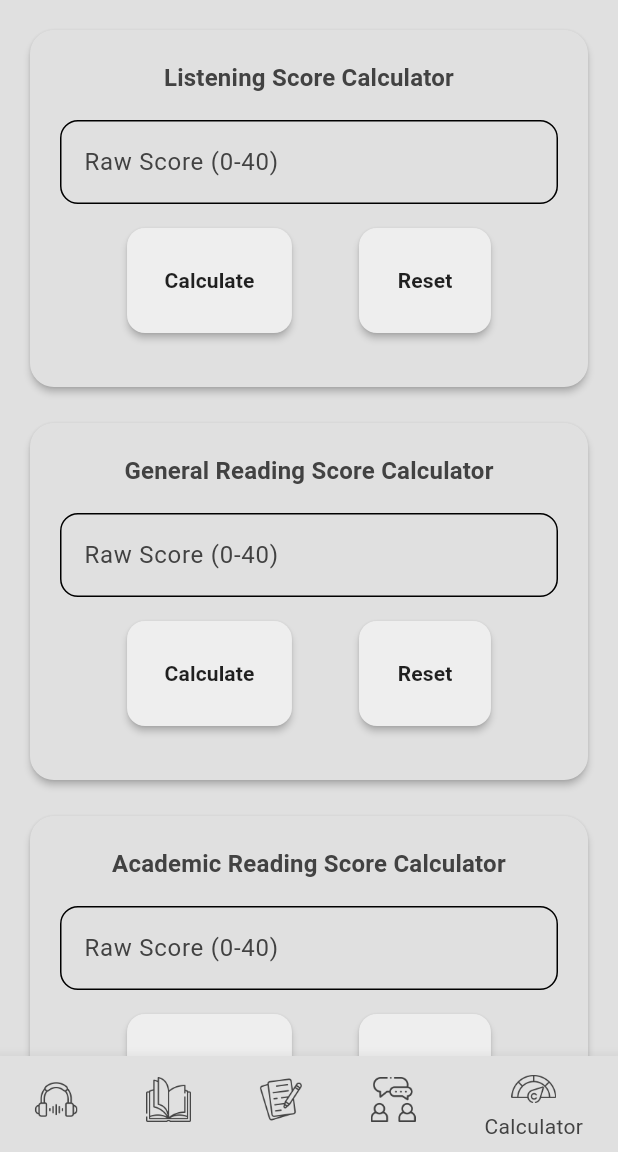
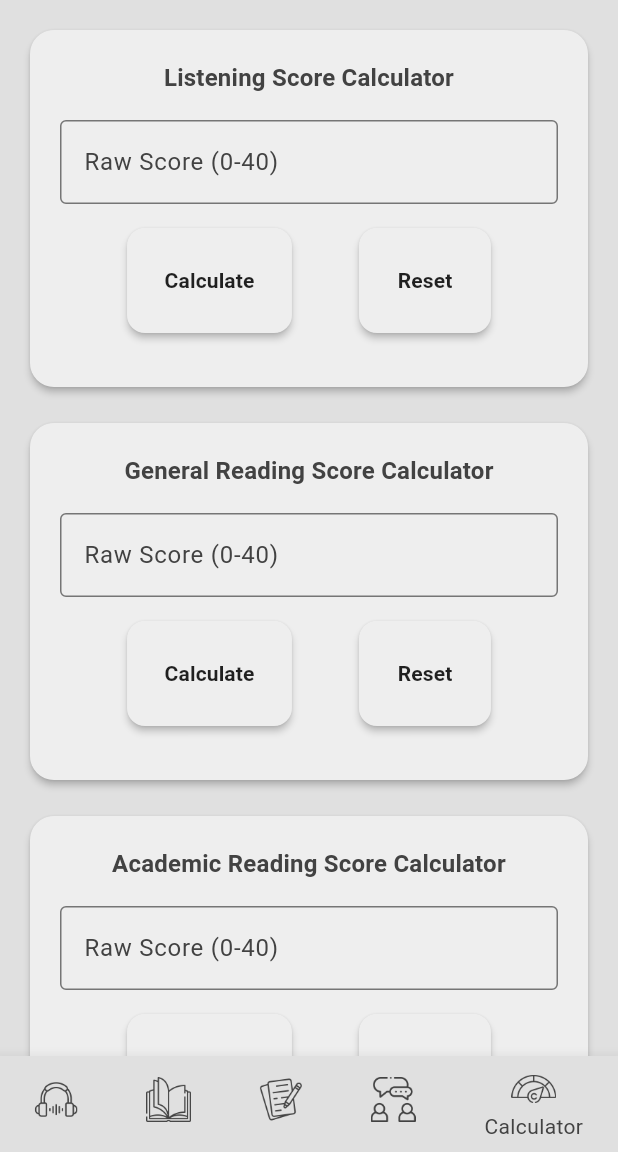
Before and after one commit to ShahedNoor/flutter-ielts-cat, a Flutter app: the screen it shows once a user with an empty profile is signed in, item 5 of the bottom bar chosen, on a phone screen of 412 x 824 dp, the part 84-1236 px from its top. Run offline on Flutter 3.47's test engine with Material 3 defaults, Android fonts, the phone set to English and light mode, and no system bars; our stand-ins replace cloud_firestore, firebase_auth, firebase_core, google_sign_in; accounts and stored records are empty; network calls fail.

Commit message:
Theme colors updated for TextFormField

```diff
--- a/lib/components/individual_score_calculator_card.dart
+++ b/lib/components/individual_score_calculator_card.dart
@@ -126,7 +126,7 @@ class _IndividualScoreCalculatorCardState
     return Card(
       shape: RoundedRectangleBorder(borderRadius: BorderRadius.circular(16)),
       elevation: 2,
-      color: Theme.of(context).colorScheme.surface,
+      color: Theme.of(context).colorScheme.primary,
       child: Padding(
         padding: const EdgeInsets.all(20.0),
         child: Form(
--- a/lib/theme/dark_mode.dart
+++ b/lib/theme/dark_mode.dart
@@ -13,10 +13,15 @@ ThemeData darkMode = ThemeData(
     displayColor: Colors.white,
   ),
   inputDecorationTheme: InputDecorationTheme(
-    labelStyle: TextStyle(
-      color: Colors.grey.shade300, // Label color for dark mode
-    ),
+  labelStyle: TextStyle(color: Colors.grey.shade200),
+  enabledBorder: OutlineInputBorder(
+    borderSide: BorderSide(color: Colors.grey.shade400), // Default border color
   ),
+  focusedBorder: OutlineInputBorder(
+    borderSide: BorderSide(color: Colors.blueGrey.shade300), // Focused border color
+  ),
+  hintStyle: TextStyle(color: Colors.grey.shade400), // Hint text color
+),
   bottomNavigationBarTheme: BottomNavigationBarThemeData(
     selectedItemColor: Colors.grey.shade300, // Active label/icon color
     unselectedItemColor: Colors.grey.shade500, // Inactive label/icon color
--- a/lib/theme/light_mode.dart
+++ b/lib/theme/light_mode.dart
@@ -13,10 +13,15 @@ ThemeData lightMode = ThemeData(
         displayColor: Colors.black,
       ),
   inputDecorationTheme: InputDecorationTheme(
-    labelStyle: TextStyle(
-      color: Colors.grey.shade800, // Set label text color for light mode
-    ),
+  labelStyle: TextStyle(color: Colors.grey.shade800),
+  enabledBorder: OutlineInputBorder(
+    borderSide: BorderSide(color: Colors.grey.shade600), // Default border color
   ),
+  focusedBorder: OutlineInputBorder(
+    borderSide: BorderSide(color: Colors.blueGrey.shade700), // Focused border color
+  ),
+  hintStyle: TextStyle(color: Colors.grey.shade600), // Hint text color
+),
   bottomNavigationBarTheme: BottomNavigationBarThemeData(
     selectedItemColor: Colors.grey.shade800, // Active label/icon color
     unselectedItemColor: Colors.grey.shade500, // Inactive label/icon color
```
